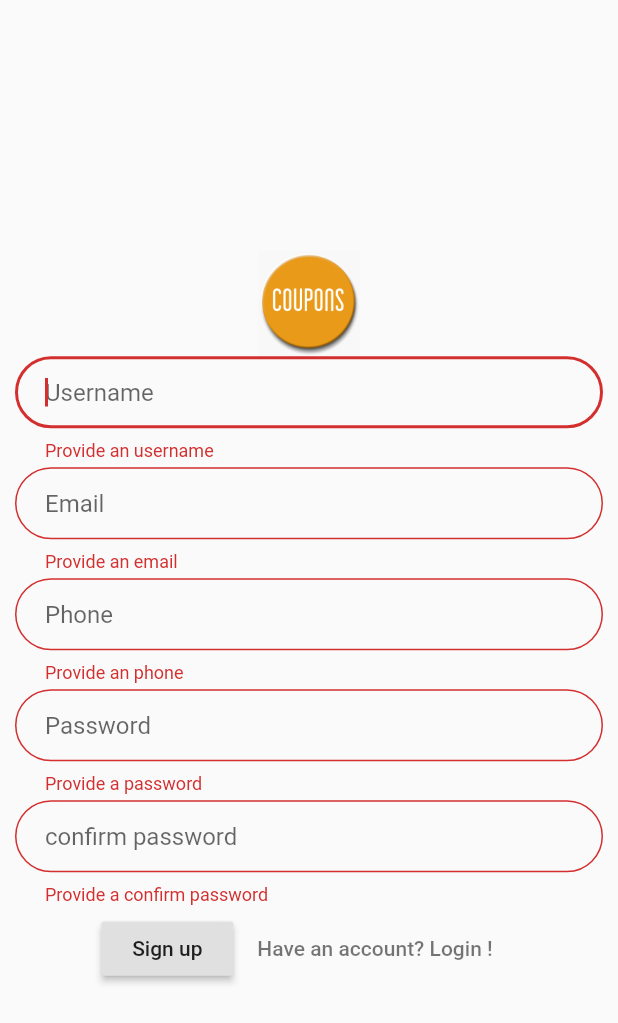
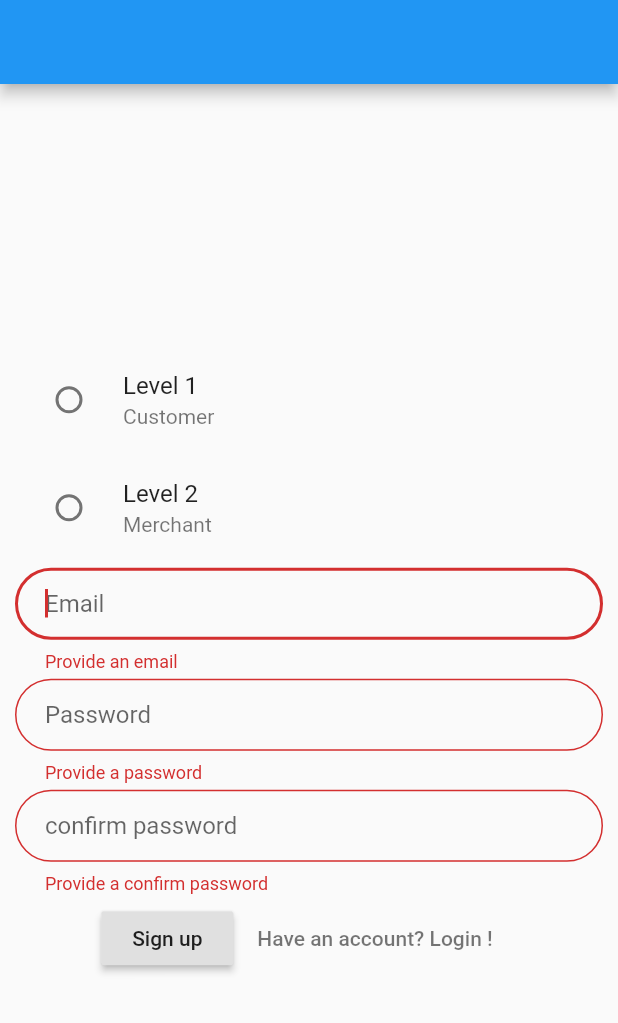
Before and after one commit to nguyenngo6/GivSIGABRT, a Flutter app: the SignUpPage screen opened directly, after a tap on "Sign up", on a phone screen of 412 x 824 dp. Shown: the top 1023 px of the screen. Run offline on Flutter 3.47's test engine with Material 2 defaults, Android fonts, the phone set to English and light mode, and no system bars; our stand-ins replace cloud_firestore, firebase_auth, google_sign_in; accounts and stored records are empty.

Commit message:
fix sign up

```diff
--- a/lib/UI/customer_home_page.dart
+++ b/lib/UI/customer_home_page.dart
@@ -30,7 +30,7 @@ class _CustomerHomePageState extends State<CustomerHomePage> {
               case ConnectionState.waiting:
                 return Text('Loading..');
               default:
-                return Text(snapshot.data.data['username']);
+                return Text(snapshot.data.data['email']);
             }
           },
         ));
--- a/lib/UI/home_page.dart
+++ b/lib/UI/home_page.dart
@@ -33,9 +33,9 @@ class _HomePageState extends State<HomePage> {
             print(snapshot.data.data['level']);
             switch (snapshot.data.data['level']) {
               case 1:
+                return CustomerHomePage(user: widget.user);
+              case 2:
                 return MerchantHomePage(user: widget.user);
-              case 2:
-                return CustomerHomePage(user: widget.user);
             }
           }
         },
--- a/lib/UI/merchant_home_page.dart
+++ b/lib/UI/merchant_home_page.dart
@@ -25,7 +25,7 @@ class _MerchantHomePageState extends State<MerchantHomePage> {
             switch(snapshot.connectionState) {
               case ConnectionState.waiting: return Text('Loading..');
               default:
-               return Text(snapshot.data.data['name']);
+               return Text(snapshot.data.data['email']);
            }
         },
       ),
--- a/lib/UI/sign_up_page.dart
+++ b/lib/UI/sign_up_page.dart
@@ -10,52 +10,54 @@ class SignUpPage extends StatefulWidget {
 
 class _SignUpPageState extends State<SignUpPage> {
   TextStyle style = TextStyle(fontFamily: 'Montserrat', fontSize: 20.0);
-  String _username;
   String _email;
-  String _phone;
   String _password;
   String _confirm;
+  int _selected = 0;
 
-  final  _nameController = TextEditingController();
   final  _emailController = TextEditingController();
-  final  _phoneController = TextEditingController();
-  final  _passController = TextEditingController();
+  final  _passwordController = TextEditingController();
   final  _confirmController = TextEditingController();
+
+  void onChanged(int value) {
+    setState((){
+      _selected = value;
+    });
+  }
 
   final GlobalKey<FormState> _formKey = GlobalKey<FormState>();
   @override
   Widget build(BuildContext context) {
     return new Scaffold(
-//      appBar: new AppBar(),
-      body: new Container(
+      appBar: new AppBar(),
+      body:
+         new Container(
           padding: new EdgeInsets.all(10.0),
           child: Form(
               key: _formKey,
-              child: Column(
+              child:
+              Column(
+
                 mainAxisAlignment: MainAxisAlignment.center,
                 crossAxisAlignment: CrossAxisAlignment.center,
                 children: <Widget>[
-                  SizedBox(
-                    width: 100,
-                    height: 70,
-                    child: Image.asset('assets/profile.png'),
+                  RadioListTile(
+                  value: 1,
+                  title: new Text('Level 1'),
+                  groupValue: _selected,
+                  onChanged: (int value){onChanged(value);},
+                  activeColor: Colors.red,
+                  subtitle: new Text('Customer'),
+
                   ),
-                  TextFormField(
-                    controller: _nameController,
-                    validator: (input) {
-                      if (input.isEmpty) {
-                        return 'Provide an username';
-                      }
-                    },
-                    autofocus: true,
-//                style: style,
-                    decoration: InputDecoration(
-                        contentPadding:
-                            EdgeInsets.fromLTRB(20.0, 10.0, 20.0, 15.0),
-                        hintText: "Username",
-                        border: OutlineInputBorder(
-                            borderRadius: BorderRadius.circular(32.0))),
-                    onSaved: (input) => _username = input,
+                  RadioListTile(
+                  value: 2,
+                  title: new Text('Level 2'),
+                  groupValue: _selected,
+                  onChanged: (int value){onChanged(value);},
+                  activeColor: Colors.red,
+                  subtitle: new Text('Merchant'),
+
                   ),
                   Container(
                     height: 4.0,
@@ -81,27 +83,7 @@ class _SignUpPageState extends State<SignUpPage> {
                     height: 4.0,
                   ),
                   TextFormField(
-                    controller: _phoneController,
-                    validator: (input) {
-                      if (input.isEmpty) {
-                        return 'Provide an phone';
-                      }
-                    },
-                    autofocus: true,
-//                style: style,
-                    decoration: InputDecoration(
-                        contentPadding:
-                            EdgeInsets.fromLTRB(20.0, 10.0, 20.0, 15.0),
-                        hintText: "Phone",
-                        border: OutlineInputBorder(
-                            borderRadius: BorderRadius.circular(32.0))),
-                    onSaved: (input) => _phone = input,
-                  ),
-                  Container(
-                    height: 4.0,
-                  ),
-                  TextFormField(
-                    controller: _passController,
+                    controller: _passwordController,
                     validator: (input) {
                       if (input.isEmpty) {
                         return 'Provide a password';
@@ -129,7 +111,7 @@ class _SignUpPageState extends State<SignUpPage> {
                         return 'Provide a confirm password';
                       } else if (input.length < 6) {
                         return 'Password must have at least 6 characters';
-                      } else if (input != _passController.text) {
+                      } else if (input != _passwordController.text) {
                         return 'Confirm password did not match!';
                       }
                     },
@@ -145,6 +127,7 @@ class _SignUpPageState extends State<SignUpPage> {
                   Container(
                     height: 5.0,
                   ),
+
                   Row(
                     mainAxisAlignment: MainAxisAlignment.center,
                     crossAxisAlignment: CrossAxisAlignment.center,
@@ -164,8 +147,10 @@ class _SignUpPageState extends State<SignUpPage> {
                   ),
 
 
+
                 ],
               ))),
+
     );
   }
 
@@ -183,7 +168,16 @@ class _SignUpPageState extends State<SignUpPage> {
           CollectionReference reference = Firestore.instance.collection(
               'users');
           await reference.document(user.uid)
-              .setData({"username": _username, "email": _email, "phone": _phone, "level": 2});
+              .setData({"email": _email, "level": _selected});
+          DocumentReference docRef = Firestore.instance.collection('users').document(user.uid);
+          if (_selected == 1) {
+            docRef.collection('usedCoupons').document().setData({"customerID" : user.uid});
+
+          }
+          else {
+            docRef.collection('ownedCoupons').document().setData({"merchantID" : user.uid});
+          }
+
         });
         Navigator.pushReplacement(
             context, MaterialPageRoute(builder: (context) => SignInPage()));
```
